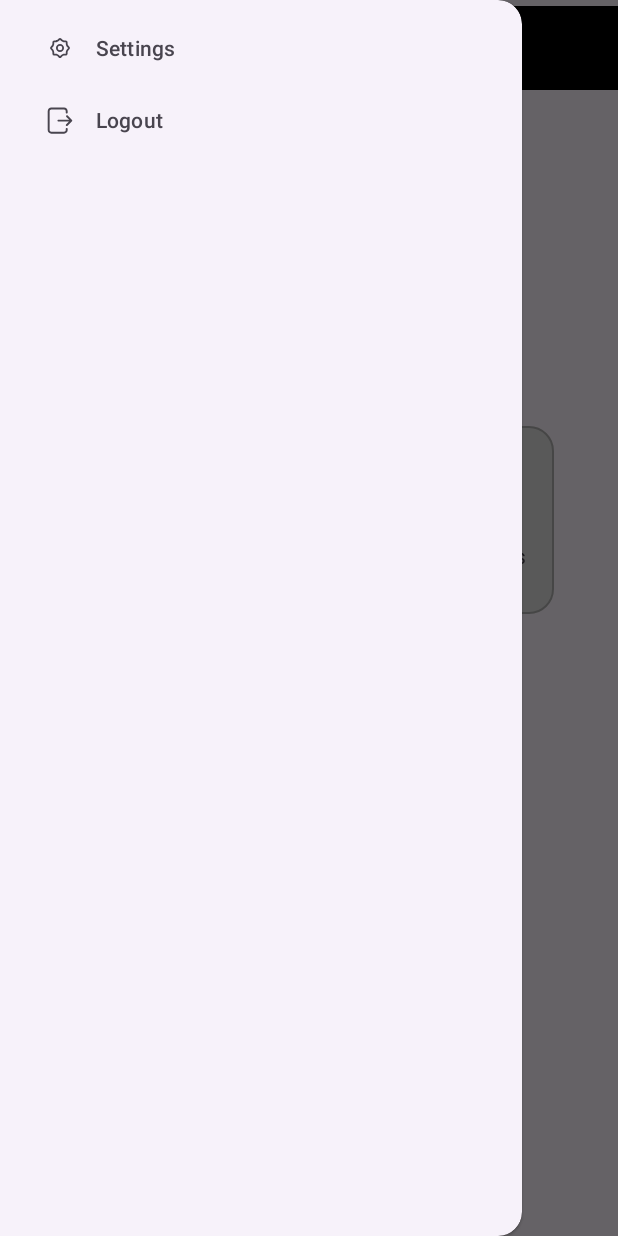
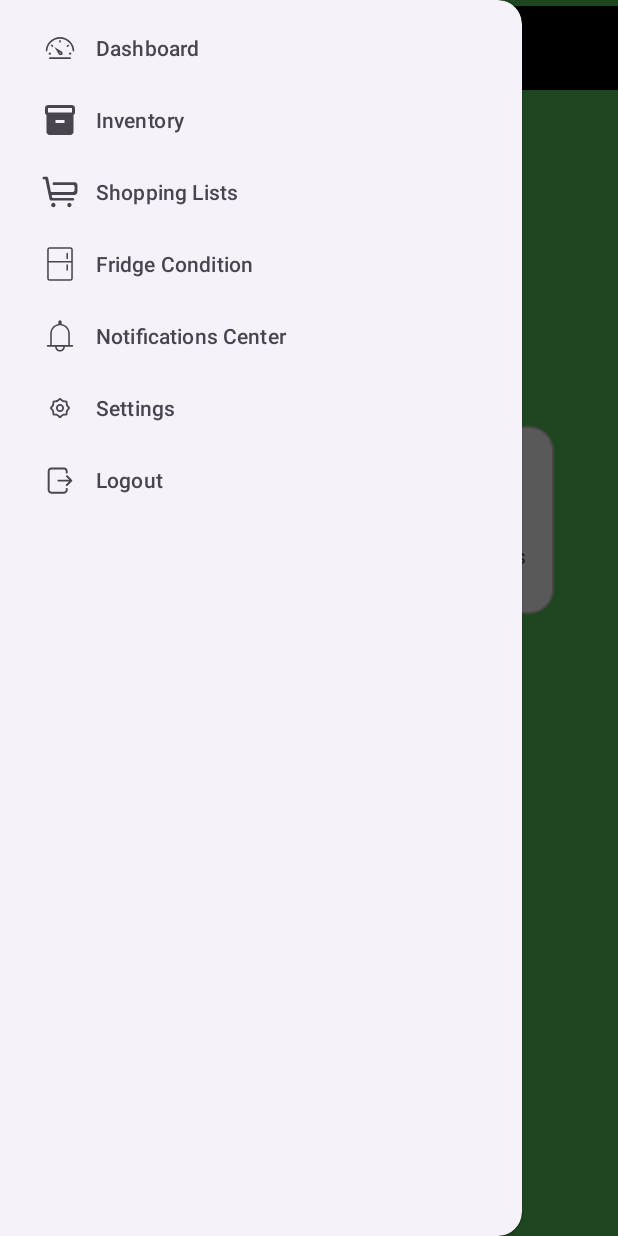
Before and after one commit to SmartFoodInventoryTracker/Smart-Food-Inventory-Tracker, an Android app: the DashboardActivity screen opened directly, with no data from a screen before it, with the side drawer open, on a phone screen of 412 x 824 dp. Run offline under Robolectric (Android 15) with nearby library versions, the phone set to English and light mode, and no system bars.

Commit message:
dashboard test

```diff
--- a/app/src/main/java/com/example/smartfoodinventorytracker/DashboardActivity.java
+++ b/app/src/main/java/com/example/smartfoodinventorytracker/DashboardActivity.java
@@ -1,4 +1,6 @@
 package com.example.smartfoodinventorytracker;
+
+import static com.example.smartfoodinventorytracker.R.id.fridgeConditionButton;
 
 import android.content.Intent;
 import android.os.Bundle;
@@ -38,12 +40,22 @@ public class DashboardActivity extends AppCompatActivity {
         MaterialToolbar topAppBar = findViewById(R.id.topAppBar);
         topAppBar.setNavigationOnClickListener(v -> drawerLayout.openDrawer(GravityCompat.START));
 
-        // ✅ Setup Navigation Drawer
+        // ✅ Setup Navigation Drawer with Full Menu
         NavigationView navigationView = findViewById(R.id.navigationView);
         navigationView.setNavigationItemSelectedListener(item -> {
             int id = item.getItemId();
 
-            if (id == R.id.nav_settings) {
+            if (id == R.id.nav_dashboard) {
+                Toast.makeText(this, "Dashboard", Toast.LENGTH_SHORT).show();
+            } else if (id == R.id.nav_inventory) {
+                Toast.makeText(this, "Inventory", Toast.LENGTH_SHORT).show();
+            } else if (id == R.id.nav_shopping_lists) {
+                Toast.makeText(this, "Shopping Lists", Toast.LENGTH_SHORT).show();
+            } else if (id == R.id.nav_fridge_condition) {
+                Toast.makeText(this, "Fridge Condition", Toast.LENGTH_SHORT).show();
+            } else if (id == R.id.nav_notifications) {
+                Toast.makeText(this, "Notifications Center", Toast.LENGTH_SHORT).show();
+            } else if (id == R.id.nav_settings) {
                 Toast.makeText(this, "Settings Clicked", Toast.LENGTH_SHORT).show();
             } else if (id == R.id.nav_logout) {
                 Toast.makeText(this, "Logout Clicked", Toast.LENGTH_SHORT).show();
@@ -54,7 +66,7 @@ public class DashboardActivity extends AppCompatActivity {
             return true;
         });
 
-        // ✅ Button Click Listeners
+        // ✅ Dashboard Button Click Listeners
         inventoryButton.setOnClickListener(v -> {
             Toast.makeText(this, "Inventory Clicked", Toast.LENGTH_SHORT).show();
             // Intent intent = new Intent(this, InventoryActivity.class);
--- /dev/null
+++ b/app/src/main/res/drawable/ic_dashboard.xml
@@ -0,0 +1,12 @@
+<vector xmlns:android="http://schemas.android.com/apk/res/android"
+    android:width="1024dp"
+    android:height="1024dp"
+    android:viewportWidth="1024"
+    android:viewportHeight="1024">
+  <path
+      android:fillColor="#FF000000"
+      android:pathData="M886.7,449.2c-20.5,-48.4 -49.8,-91.9 -87.1,-129.3 -37.3,-37.3 -80.8,-66.7 -129.3,-87.1 -50.1,-21.2 -103.4,-32 -158.3,-32s-108.1,10.8 -158.3,32c-48.4,20.5 -91.9,49.8 -129.3,87.1s-66.7,80.8 -87.1,129.3c-21.2,50.1 -32,103.4 -32,158.3h46c0,-198.9 161.8,-360.7 360.7,-360.7s360.7,161.8 360.7,360.7h46c0,-54.8 -10.8,-108.1 -32,-158.3zM205.1,777.1H817v46H205.1z"/>
+  <path
+      android:fillColor="#FF000000"
+      android:pathData="M493.7,712.6l88.2,0.6 -0.6,-88.2 -229.2,-141.5 141.6,229.1zM535.6,666.9l-16.1,-0.1 -25.8,-41.8 41.8,25.8 0.1,16.1zM191.7,649.3h64v46h-64zM248.3,442.2l32.5,-32.5 45.3,45.3 -32.5,32.5zM696.9,455l45.3,-45.3 32.5,32.5 -45.3,45.3zM488.8,288.4h46v63.8h-46zM767.8,649.3h64v46h-64z"/>
+</vector>
--- /dev/null
+++ b/app/src/main/res/drawable/ic_notification.xml
@@ -0,0 +1,9 @@
+<vector xmlns:android="http://schemas.android.com/apk/res/android"
+    android:width="1024dp"
+    android:height="1024dp"
+    android:viewportWidth="1024"
+    android:viewportHeight="1024">
+  <path
+      android:fillColor="#FF000000"
+      android:pathData="M650,815.3L650,818c0,76.2 -61.8,138.1 -138,138.1S374,894.2 374,818v-2.7L234,815.3L234,815h-75c-12.1,0 -22,-9.9 -22,-22s9.9,-22 22,-22h75L234,442.5c0,-137.9 100.2,-252.3 231.7,-274.6A47.3,47.3 0,0 1,465 160v-46c0,-26 21,-47 47,-47s47,21 47,47v46c0,2.6 -0.2,5.2 -0.6,7.8C690.4,189.6 791,304.3 791,442.5L791,771h74c12.1,0 22,9.9 22,22s-9.9,22 -22,22h-74v0.3L650,815.3zM747,771L747,442.5C747,313 642,208 512.5,208S278,313 278,442.5L278,771h469zM418,818c0,52 42.1,94.1 94,94.1s94,-42.1 94,-94.1L418,818z"/>
+</vector>
--- a/app/src/main/res/layout/activity_dashboard.xml
+++ b/app/src/main/res/layout/activity_dashboard.xml
@@ -4,34 +4,30 @@
     xmlns:tools="http://schemas.android.com/tools"
     android:id="@+id/drawerLayout"
     android:layout_width="match_parent"
-    android:layout_height="match_parent">
+    android:layout_height="match_parent"
+    android:background="@color/white"
+    tools:context=".DashboardActivity">
 
-    <!-- ✅ Main Content -->
+    <!-- Main Content -->
     <androidx.constraintlayout.widget.ConstraintLayout
         android:layout_width="match_parent"
         android:layout_height="match_parent">
 
-        <!-- ✅ Top App Bar -->
+        <!-- Top App Bar -->
         <com.google.android.material.appbar.MaterialToolbar
             android:id="@+id/topAppBar"
             android:layout_width="0dp"
             android:layout_height="wrap_content"
             android:backgroundTint="@color/green"
-            android:title="Dashboard"
-            android:titleTextColor="@android:color/white"
-            app:layout_constraintEnd_toEndOf="parent"
+            app:navigationIcon="@drawable/ic_menu"
+            app:title="Dashboard"
+            app:titleTextColor="@android:color/white"
+            app:logo="@drawable/ic_dashboard"
+            app:layout_constraintTop_toTopOf="parent"
             app:layout_constraintStart_toStartOf="parent"
-            app:layout_constraintTop_toTopOf="parent"
-            app:navigationIcon="@drawable/ic_menu" />
+            app:layout_constraintEnd_toEndOf="parent" />
 
-        <!-- ✅ Greeting -->
-
-        <!-- ✅ Inventory Button -->
-
-        <!-- ✅ Shopping List Button -->
-
-        <!-- ✅ Fridge Condition Button -->
-
+        <!-- Dashboard Content -->
         <TextView
             android:id="@+id/greetingText"
             android:layout_width="wrap_content"
@@ -44,6 +40,8 @@
             app:layout_constraintStart_toStartOf="parent"
             app:layout_constraintTop_toBottomOf="@id/topAppBar" />
 
+
+    <!-- ✅ Inventory Button -->
         <LinearLayout
             android:id="@+id/inventoryButton"
             android:layout_width="130dp"
@@ -71,6 +69,7 @@
                 android:textSize="14sp" />
         </LinearLayout>
 
+        <!-- ✅ Shopping List Button -->
         <LinearLayout
             android:id="@+id/shoppingListButton"
             android:layout_width="130dp"
@@ -99,6 +98,7 @@
                 android:textSize="14sp" />
         </LinearLayout>
 
+        <!-- ✅ Fridge Condition Button -->
         <LinearLayout
             android:id="@+id/fridgeConditionButton"
             android:layout_width="124dp"
--- a/app/src/main/res/menu/drawer_menu.xml
+++ b/app/src/main/res/menu/drawer_menu.xml
@@ -1,11 +1,41 @@
 <?xml version="1.0" encoding="utf-8"?>
 <menu xmlns:android="http://schemas.android.com/apk/res/android">
-    <item
-        android:id="@+id/nav_settings"
-        android:title="Settings"
-        android:icon="@drawable/ic_settings" />
+    <group android:checkableBehavior="single">
+
+        <item
+            android:id="@+id/nav_dashboard"
+            android:icon="@drawable/ic_dashboard"
+            android:title="Dashboard" />
+
+        <item
+            android:id="@+id/nav_inventory"
+            android:icon="@drawable/ic_inventory"
+            android:title="Inventory" />
+
+        <item
+            android:id="@+id/nav_shopping_lists"
+            android:icon="@drawable/ic_shopping_cart"
+            android:title="Shopping Lists" />
+
+        <item
+            android:id="@+id/nav_fridge_condition"
+            android:icon="@drawable/ic_fridge"
+            android:title="Fridge Condition" />
+
+        <item
+            android:id="@+id/nav_notifications"
+            android:icon="@drawable/ic_notification"
+            android:title="Notifications Center" />
+
+        <item
+            android:id="@+id/nav_settings"
+            android:icon="@drawable/ic_settings"
+            android:title="Settings" />
+
+    </group>
+
     <item
         android:id="@+id/nav_logout"
-        android:title="Logout"
-        android:icon="@drawable/ic_logout" />
+        android:icon="@drawable/ic_logout"
+        android:title="Logout" />
 </menu>
--- a/app/src/main/res/values/colors.xml
+++ b/app/src/main/res/values/colors.xml
@@ -1,8 +1,8 @@
 <?xml version="1.0" encoding="utf-8"?>
 <resources>
-    <color name="black">#FF000000</color>
-    <color name="white">#FFFFFFFF</color>
     <color name="green">#4CAF50</color>
+    <color name="white">#FFFFFF</color>
+    <color name="black">#000000</color>
     <color name="blue">#03A9F4</color>
     <color name="red">#F44336</color>
     <color name="purple">#9C27B0</color>
--- a/app/src/main/res/values/themes.xml
+++ b/app/src/main/res/values/themes.xml
@@ -1,9 +1,26 @@
 <resources xmlns:tools="http://schemas.android.com/tools">
-    <!-- Base application theme. -->
+    <!-- Base Theme without ActionBar -->
     <style name="Base.Theme.SmartFoodInventoryTracker" parent="Theme.Material3.DayNight.NoActionBar">
-        <!-- Customize your light theme here. -->
-        <!-- <item name="colorPrimary">@color/my_light_primary</item> -->
+        <!-- ✅ Toolbar Colors -->
+        <item name="colorPrimary">@color/green</item>
+        <item name="colorOnPrimary">@android:color/white</item>
+
+        <!-- ✅ App Background -->
+        <item name="android:windowBackground">@color/white</item>
+
+        <!-- ✅ Status Bar Color -->
+        <item name="android:statusBarColor">@color/green</item>
+
+        <!-- ✅ Toolbar Style -->
+        <item name="toolbarStyle">@style/CustomToolbar</item>
     </style>
 
     <style name="Theme.SmartFoodInventoryTracker" parent="Base.Theme.SmartFoodInventoryTracker" />
+
+    <!-- ✅ Custom Toolbar Styling -->
+    <style name="CustomToolbar" parent="Widget.Material3.Toolbar">
+        <item name="android:background">@color/green</item>
+        <item name="titleTextColor">@android:color/white</item>
+        <item name="subtitleTextColor">@android:color/white</item>
+    </style>
 </resources>
```
